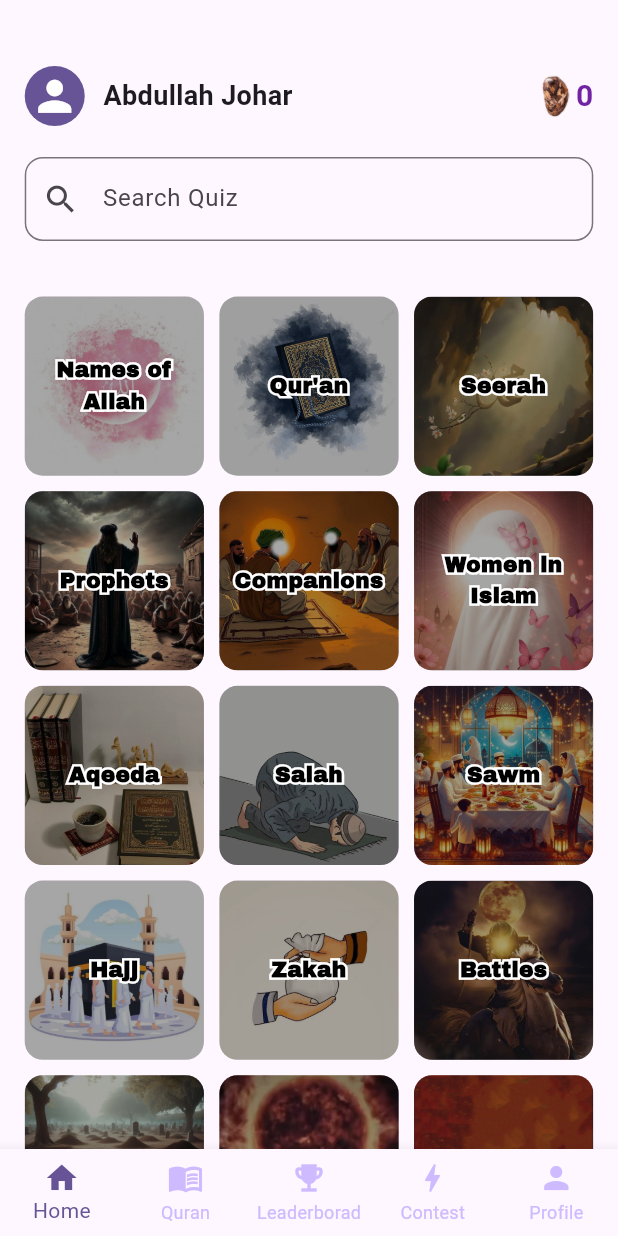
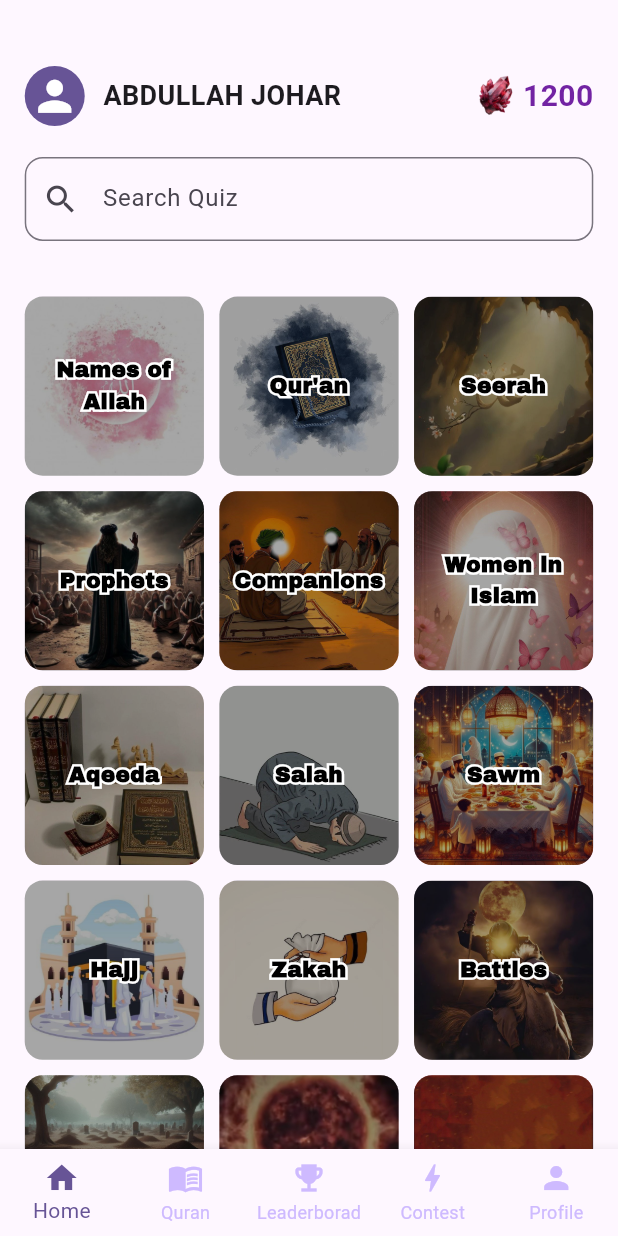
Before and after one commit to abdullahjohar23/islamic-quiz-app, a Flutter app: the screen it shows after launch, on a phone screen of 412 x 824 dp. Run offline on Flutter 3.47's test engine with Material 3 defaults, Android fonts, the phone set to English and light mode, and no system bars; project files that could hold a hidden picture were left out.

Commit message:
name and badge put under variable

```diff
--- a/lib/pages/home_page.dart
+++ b/lib/pages/home_page.dart
@@ -1,5 +1,6 @@
 import 'package:flutter/material.dart';
 import 'package:islamic_quiz_app/pages/quiz_card_design.dart';
+import 'package:islamic_quiz_app/pages/badge_information.dart';
 import 'package:islamic_quiz_app/pages/quiz_category_list.dart';
 
 class HomePage extends StatefulWidget {
@@ -11,6 +12,16 @@ class HomePage extends StatefulWidget {
 
 class _HomePageState extends State<HomePage> {
     late double deviceHeight, deviceWidth, topPadding;
+
+    String userName = 'Abdullah Johar'; // sample for now
+    int userScore = 1200; // sample for now
+    late BadgeInfo currentBadge;
+
+    @override
+    void initState() {
+        super.initState();
+        currentBadge = getCurrentBadge(userScore); // initialize current badge
+    }
 
     @override
     Widget build(BuildContext context) {
@@ -49,9 +60,12 @@ class _HomePageState extends State<HomePage> {
 
                                         SizedBox(width: deviceWidth*0.03),
 
-                                        const Text(
-                                            'Abdullah Johar',
-                                            style: TextStyle(fontSize: 18, fontWeight: FontWeight.bold),
+                                        Text(
+                                            userName.toUpperCase(),
+                                            style: TextStyle(
+                                                fontSize: 18,
+                                                fontWeight: FontWeight.bold
+                                            ),
                                         ),
                                     ],
                                 ),
@@ -59,12 +73,20 @@ class _HomePageState extends State<HomePage> {
                                 Row(
                                     children: [
                                         Image.asset(
-                                            'assets/images/badges/1_bronzite.png',
+                                            currentBadge.imagePath,
                                             height: deviceWidth*0.07,
                                         ),
 
                                         SizedBox(width: deviceWidth*0.01),
-                                        const Text('0', style: TextStyle(fontSize: 20, color: Color.fromARGB(255, 114, 35, 163), fontWeight: FontWeight.bold)),
+
+                                        Text(
+                                            userScore.toString(),
+                                            style: TextStyle(
+                                                fontSize: 20,
+                                                color: Color.fromARGB(255, 114, 35, 163),
+                                                fontWeight: FontWeight.bold,
+                                            ),
+                                        ),
                                     ],
                                 ),
                             ],
```
